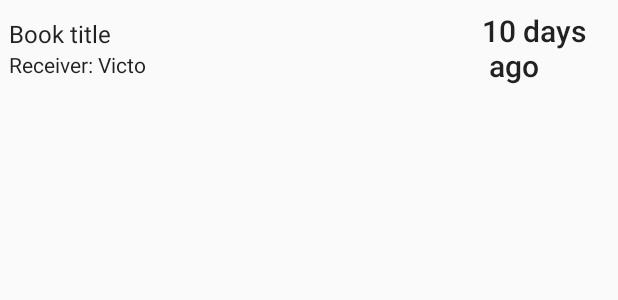
After one commit to victoraldir/BuddyBook, an Android app: the layout list_item_widget_lend.xml on its own in the app's theme, with its tools: preview values and no code run, on a phone screen of 412 x 824 dp. The commit adds this screen. Shown: the top 300 px of the screen. Run offline under Robolectric (Android 15) with nearby library versions, the phone set to English and light mode, and no system bars.

Commit message:
Widget working and listing lent books

```diff
--- a/app/src/main/java/com/quartzodev/fragments/DetailActivityFragment.java
+++ b/app/src/main/java/com/quartzodev/fragments/DetailActivityFragment.java
@@ -135,7 +135,6 @@ public class DetailActivityFragment extends Fragment implements View.OnClickList
         mBookJson = getArguments().getString(DetailActivity.ARG_BOOK_JSON);
         isLentBook = getArguments().getBoolean(DetailActivity.ARG_FLAG_IS_LENT_BOOK);
         mContext = getContext();
-        JodaTimeAndroid.init(getActivity());
     }
 
     @Override
--- /dev/null
+++ b/app/src/main/res/drawable-v21/percent_change_pill_green.xml
@@ -0,0 +1,6 @@
+<?xml version="1.0" encoding="utf-8"?>
+<shape xmlns:android="http://schemas.android.com/apk/res/android"
+    android:shape="rectangle">
+    <solid android:color="@color/warn" />
+    <corners android:radius="4dp" />
+</shape>
--- /dev/null
+++ b/app/src/main/res/layout/list_item_widget_lend.xml
@@ -0,0 +1,50 @@
+<?xml version="1.0" encoding="utf-8"?>
+<LinearLayout xmlns:android="http://schemas.android.com/apk/res/android"
+    xmlns:tools="http://schemas.android.com/tools"
+    android:layout_width="match_parent"
+    android:layout_height="?android:attr/listPreferredItemHeight"
+    android:gravity="center_vertical"
+    android:id="@+id/list_item_widget_lend"
+    android:orientation="horizontal"
+    android:layout_marginStart="@dimen/activity_detail_horizontal_margin"
+    android:layout_marginEnd="@dimen/activity_detail_horizontal_margin"
+    android:baselineAligned="false">
+
+    <LinearLayout
+        android:layout_width="wrap_content"
+        android:layout_height="match_parent"
+        android:orientation="vertical"
+        android:gravity="center_vertical"
+        android:layout_weight="1">
+
+        <TextView
+            android:id="@+id/book_title"
+            android:textAppearance="@style/TextAppearance.AppCompat.Subhead"
+            android:layout_width="wrap_content"
+            android:layout_height="wrap_content"
+            android:gravity="start|center_vertical"
+            tools:text="Book title" />
+
+        <TextView
+            android:id="@+id/receiver_name"
+            android:textAppearance="@style/TextAppearance.AppCompat.Body1"
+            android:layout_width="wrap_content"
+            android:layout_height="wrap_content"
+            android:maxLength="15"
+            android:scrollHorizontally="true"
+            android:ellipsize="end"
+            android:lines="1"
+            tools:text="Receiver: Victor"/>
+
+    </LinearLayout>
+
+    <TextView
+        android:id="@+id/lend_days"
+        android:textAppearance="@style/TextAppearance.AppCompat.Title"
+        android:layout_width="wrap_content"
+        android:layout_height="wrap_content"
+        android:layout_marginEnd="10dp"
+        android:layout_marginRight="10dp"
+        tools:text="10 days \n ago" />
+
+</LinearLayout>
--- a/app/src/main/res/values/strings.xml
+++ b/app/src/main/res/values/strings.xml
@@ -19,6 +19,8 @@
     <string name="redo">Redo</string>
 
     <string name="success_sign_in">You\'re now signed in!</string>
+
+    <string name="widget_cd">Stock hawk widget</string>
 
     <string name="facebook_application_id" translatable="false">260358024375061</string>
     <!-- Facebook Application ID, prefixed by 'fb'.  Enables Chrome Custom tabs. -->
@@ -81,5 +83,6 @@
     <string name="lorem_ipsum_short">Lorem ipsum dolor sit amet</string>
     <string name="lorem_ipsum_medium">Lorem ipsum dolor sit amet,consectetur adipiscing elit</string>
     <string name="lorem_ipsum_large">Lorem ipsum dolor sit amet, consectetur adipiscing elit, sed do eiusmod tempor incididunt ut labore et dolore magna aliqua. Ut enim ad minim veniam, quis nostrud exercitation ullamco laboris nisi ut aliquip ex ea commodo consequat. Duis aute irure dolor in reprehenderit in voluptate velit esse cillum dolore eu fugiat nulla pariatur. Excepteur sint occaecat cupidatat non proident, sunt in culpa qui officia deserunt mollit anim id est laborum.</string>
+    <string name="empty_list">No data</string>
 
 </resources>
--- a/app/src/main/res/values/styles.xml
+++ b/app/src/main/res/values/styles.xml
@@ -12,7 +12,6 @@
         <item name="colorPrimary">@color/colorPrimary</item>
         <item name="colorPrimaryDark">@color/colorPrimaryDark</item>
         <item name="colorAccent">@color/colorAccent</item>
-        <item name="android:windowBackground">@drawable/eli_francis_100644</item>
         <item name="android:scaleType">centerCrop</item>
     </style>
 
```
Also changed, not shown: app/src/main/AndroidManifest.xml (+20 -0 lines), app/src/main/java/com/quartzodev/app/App.java (added, +18 -0 lines), app/src/main/java/com/quartzodev/buddybook/MainActivity.java (+38 -9 lines), app/src/main/java/com/quartzodev/data/FirebaseDatabaseHelper.java (+15 -5 lines), app/src/main/java/com/quartzodev/data/User.java (+0 -49 lines), app/src/main/java/com/quartzodev/fragments/FolderListFragment.java (+6 -4 lines), app/src/main/java/com/quartzodev/widgets/BuddyBookWidgetProvider.java (added, +85 -0 lines), app/src/main/java/com/quartzodev/widgets/BuddyBookWidgetService.java (added, +163 -0 lines), app/src/main/res/layout/buddy_widget_list.xml (added, +27 -0 lines), app/src/main/res/values/dimens.xml (+9 -0 lines), app/src/main/res/xml/appwidget_provider_info.xml (added, +12 -0 lines), app/src/main/res/drawable-v21/widget_preview.png (added), 1 other file.
